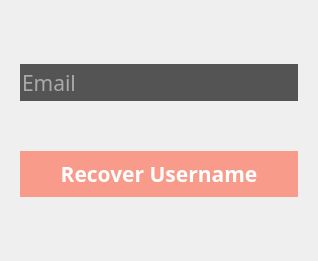
Before: the Qt Designer form accountsecurity.ui in dparker2/StudyGroup, drawn with Qt 5.
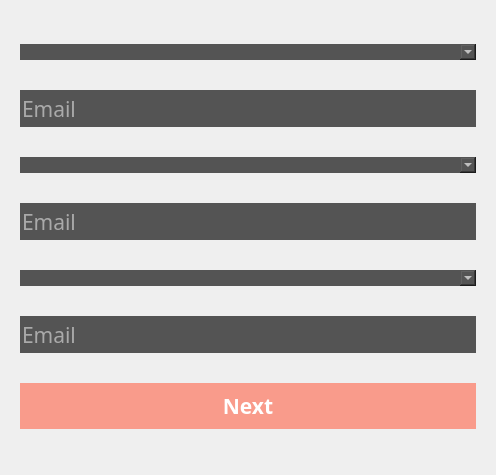
After: the same form once the commit is applied.

Commit message: finalizing recover username

Patch:
```diff
--- a/accountsecurity.ui
+++ b/accountsecurity.ui
@@ -6,10 +6,22 @@
    <rect>
     <x>0</x>
     <y>0</y>
-    <width>318</width>
-    <height>261</height>
+    <width>496</width>
+    <height>475</height>
    </rect>
   </property>
+  <property name="sizePolicy">
+   <sizepolicy hsizetype="Preferred" vsizetype="Fixed">
+    <horstretch>0</horstretch>
+    <verstretch>0</verstretch>
+   </sizepolicy>
+  </property>
+  <property name="maximumSize">
+   <size>
+    <width>1000</width>
+    <height>1000</height>
+   </size>
+  </property>
   <property name="windowTitle">
    <string>Form</string>
   </property>
@@ -17,7 +29,7 @@
    <item>
     <widget class="QStackedWidget" name="account_recovery">
      <property name="currentIndex">
-      <number>0</number>
+      <number>2</number>
      </property>
      <widget class="QWidget" name="recover_user_page">
       <layout class="QVBoxLayout" name="verticalLayout_2">
@@ -169,7 +181,169 @@
 }</string>
          </property>
          <property name="text">
-          <string>Recover Password</string>
+          <string>Next</string>
+         </property>
+        </widget>
+       </item>
+      </layout>
+     </widget>
+     <widget class="QWidget" name="security_question_page">
+      <layout class="QVBoxLayout" name="verticalLayout_4">
+       <item>
+        <widget class="QComboBox" name="comboBox">
+         <property name="sizeIncrement">
+          <size>
+           <width>0</width>
+           <height>37</height>
+          </size>
+         </property>
+         <property name="styleSheet">
+          <string notr="true">background-color: #545454;
+color:white;
+border-style:none;</string>
+         </property>
+        </widget>
+       </item>
+       <item>
+        <widget class="QLineEdit" name="recover_pass_email_2">
+         <property name="sizePolicy">
+          <sizepolicy hsizetype="Expanding" vsizetype="Preferred">
+           <horstretch>0</horstretch>
+           <verstretch>0</verstretch>
+          </sizepolicy>
+         </property>
+         <property name="minimumSize">
+          <size>
+           <width>0</width>
+           <height>37</height>
+          </size>
+         </property>
+         <property name="maximumSize">
+          <size>
+           <width>16777215</width>
+           <height>37</height>
+          </size>
+         </property>
+         <property name="font">
+          <font>
+           <family>Trebuchet MS</family>
+           <pointsize>16</pointsize>
+          </font>
+         </property>
+         <property name="styleSheet">
+          <string notr="true">background-color: #545454;
+color:white;
+border-style:none;</string>
+         </property>
+         <property name="placeholderText">
+          <string>Email</string>
+         </property>
+        </widget>
+       </item>
+       <item>
+        <widget class="QComboBox" name="comboBox_2">
+         <property name="styleSheet">
+          <string notr="true">background-color: #545454;
+color:white;
+border-style:none;</string>
+         </property>
+        </widget>
+       </item>
+       <item>
+        <widget class="QLineEdit" name="recover_pass_email_3">
+         <property name="minimumSize">
+          <size>
+           <width>0</width>
+           <height>37</height>
+          </size>
+         </property>
+         <property name="maximumSize">
+          <size>
+           <width>16777215</width>
+           <height>37</height>
+          </size>
+         </property>
+         <property name="font">
+          <font>
+           <family>Trebuchet MS</family>
+           <pointsize>16</pointsize>
+          </font>
+         </property>
+         <property name="styleSheet">
+          <string notr="true">background-color: #545454;
+color:white;
+border-style:none;</string>
+         </property>
+         <property name="placeholderText">
+          <string>Email</string>
+         </property>
+        </widget>
+       </item>
+       <item>
+        <widget class="QComboBox" name="comboBox_3">
+         <property name="styleSheet">
+          <string notr="true">background-color: #545454;
+color:white;
+border-style:none;</string>
+         </property>
+        </widget>
+       </item>
+       <item>
+        <widget class="QLineEdit" name="recover_pass_email_4">
+         <property name="minimumSize">
+          <size>
+           <width>0</width>
+           <height>37</height>
+          </size>
+         </property>
+         <property name="maximumSize">
+          <size>
+           <width>16777215</width>
+           <height>37</height>
+          </size>
+         </property>
+         <property name="font">
+          <font>
+           <family>Trebuchet MS</family>
+           <pointsize>16</pointsize>
+          </font>
+         </property>
+         <property name="styleSheet">
+          <string notr="true">background-color: #545454;
+color:white;
+border-style:none;</string>
+         </property>
+         <property name="placeholderText">
+          <string>Email</string>
+         </property>
+        </widget>
+       </item>
+       <item>
+        <widget class="QPushButton" name="recover_pass_btn_2">
+         <property name="font">
+          <font>
+           <family>Trebuchet MS</family>
+           <pointsize>16</pointsize>
+           <weight>75</weight>
+           <italic>false</italic>
+           <bold>true</bold>
+          </font>
+         </property>
+         <property name="styleSheet">
+          <string notr="true">QPushButton {
+background-color: rgba(255, 98, 71, 0.6);
+color: white; 
+font:bold;
+padding: 8px 12px 8px 12px;
+border: 0px;
+}
+
+QPushButton:hover {
+	background-color: rgba(255, 98, 71, 1);
+}</string>
+         </property>
+         <property name="text">
+          <string>Next</string>
          </property>
         </widget>
        </item>
```
The commit also changes 3 other files.
